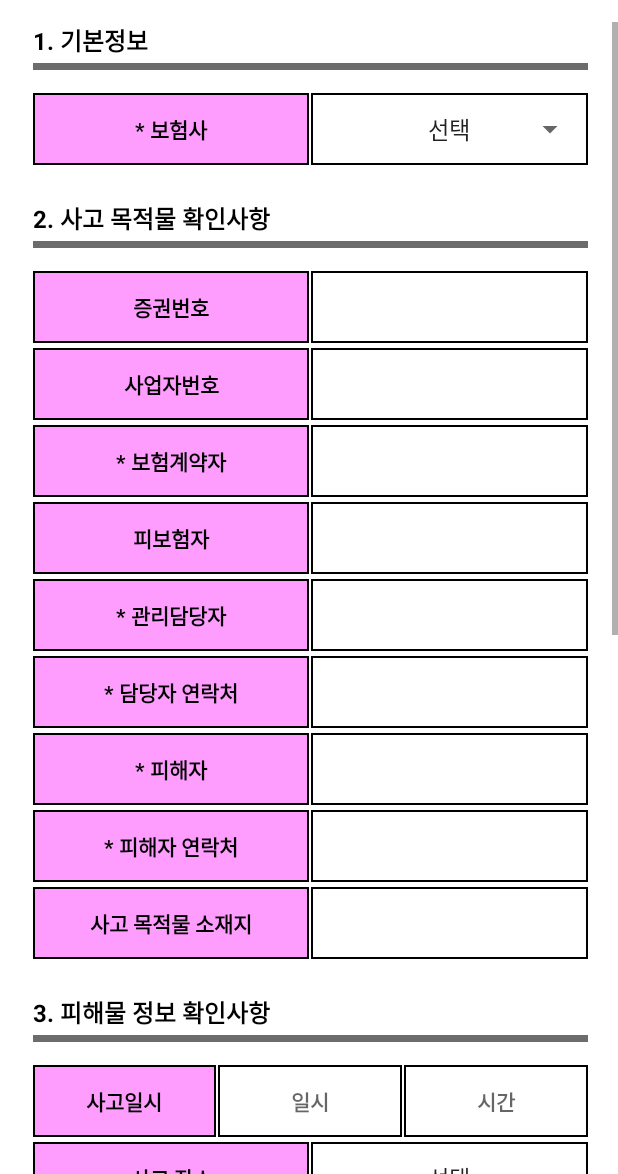
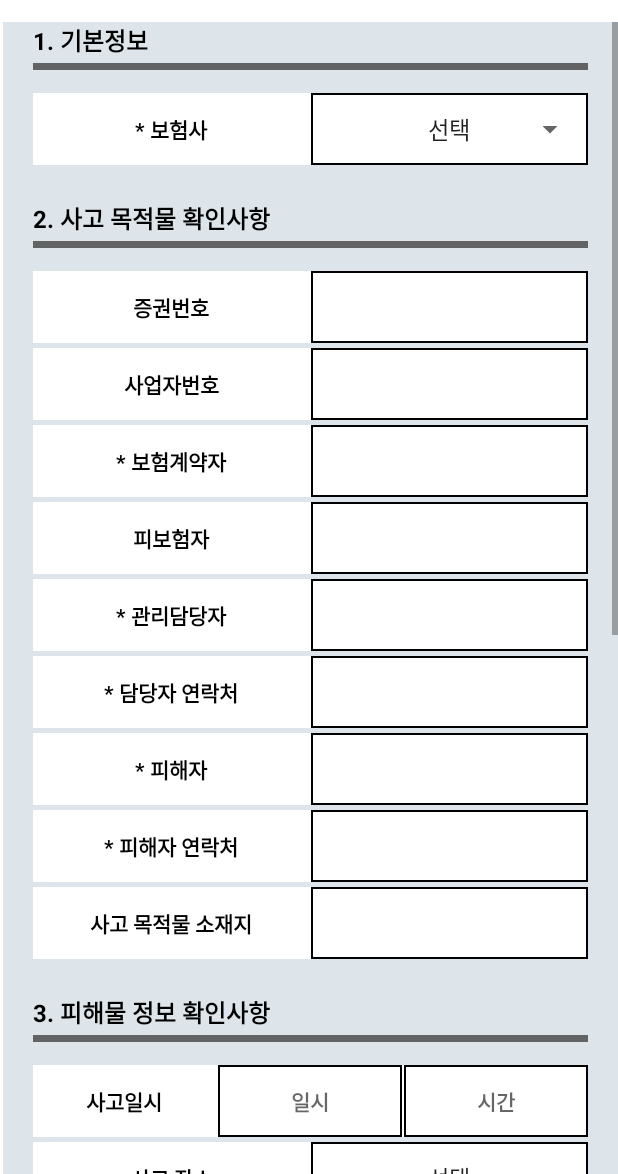
Before and after one commit to pu1et/easy, an Android app: the REGSurvey screen opened directly, with no data from a screen before it, on a phone screen of 412 x 824 dp, the part 62-1236 px from its top. Run offline under Robolectric (Android 15) with nearby library versions, the phone set to English and light mode, and no system bars; libraries missing offline, so code that uses them is left out: com.lakue.lakuepopupactivity; 7 statements that could not run were skipped.

Commit message:
modify regstep1

```diff
--- a/app/src/main/res/drawable/btn_form.xml
+++ b/app/src/main/res/drawable/btn_form.xml
@@ -2,7 +2,7 @@
 
 <shape xmlns:android="http://schemas.android.com/apk/res/android"
  >
-            <solid android:color="#ffdfdc"/>
+            <solid android:color="#723700B3"/>
             <corners android:radius="10dp"/>
-    <stroke  android:color="#ffdfdc"/>
+    <stroke  android:color="#723700B3"/>
 </shape>
--- a/app/src/main/res/drawable/regstep_form_title.xml
+++ b/app/src/main/res/drawable/regstep_form_title.xml
@@ -2,8 +2,8 @@
 <layer-list xmlns:android="http://schemas.android.com/apk/res/android">
     <item>
         <shape android:shape="rectangle">
-            <solid android:color="#ff9dff"/>
-            <stroke android:width="1dp" android:color="#000000" />
+            <solid android:color="@color/cardview_light_background"/>
+            <stroke android:width="1dp" android:color="#ffffff" />
         </shape>
     </item>
 </layer-list>
--- a/app/src/main/res/layout/activity_regstep1.xml
+++ b/app/src/main/res/layout/activity_regstep1.xml
@@ -35,6 +35,7 @@
         android:layout_alignParentLeft="true"
         android:layout_marginStart="2dp"
         android:layout_marginLeft="2dp"
+        android:background="#3C6F8FA5"
         android:layout_marginTop="?attr/actionBarSize">
 
         <!--전체 리니어-->
```
Also changed, not shown: app/src/main/java/com/easy/v1/REGSuccess.java (+10 -0 lines), 1 other file.
